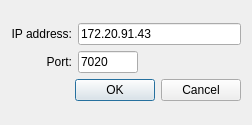
The window that mercury_gui/address_dialog.ui (OE-FET/customxepr) describes before a commit, drawn with Qt 5.
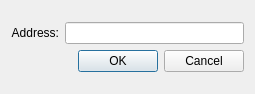
The same window after the commit.

What changed in the file:
```diff
--- a/mercury_gui/address_dialog.ui
+++ b/mercury_gui/address_dialog.ui
@@ -6,8 +6,8 @@
    <rect>
     <x>0</x>
     <y>0</y>
-    <width>252</width>
-    <height>125</height>
+    <width>255</width>
+    <height>94</height>
    </rect>
   </property>
   <property name="windowTitle">
@@ -16,34 +16,24 @@
   <layout class="QVBoxLayout" name="verticalLayout">
    <item>
     <layout class="QGridLayout" name="gridLayout">
-     <item row="1" column="0" alignment="Qt::AlignRight">
-      <widget class="QLabel" name="label_2">
-       <property name="text">
-        <string>Port:</string>
-       </property>
-       <property name="alignment">
-        <set>Qt::AlignRight|Qt::AlignTrailing|Qt::AlignVCenter</set>
-       </property>
-      </widget>
-     </item>
      <item row="0" column="1">
       <widget class="QLineEdit" name="lineEditIP">
        <property name="text">
-        <string>172.20.91.43</string>
+        <string/>
        </property>
       </widget>
      </item>
      <item row="0" column="0" alignment="Qt::AlignRight">
       <widget class="QLabel" name="label">
        <property name="text">
-        <string>IP address:</string>
+        <string>Address:</string>
        </property>
        <property name="alignment">
         <set>Qt::AlignRight|Qt::AlignTrailing|Qt::AlignVCenter</set>
        </property>
       </widget>
      </item>
-     <item row="2" column="0" colspan="2">
+     <item row="1" column="0" colspan="2">
       <widget class="QDialogButtonBox" name="buttonBox">
        <property name="orientation">
         <enum>Qt::Horizontal</enum>
@@ -53,25 +43,6 @@
        </property>
       </widget>
      </item>
-     <item row="1" column="1">
-      <widget class="QLineEdit" name="lineEditPort">
-       <property name="sizePolicy">
-        <sizepolicy hsizetype="Fixed" vsizetype="Fixed">
-         <horstretch>0</horstretch>
-         <verstretch>0</verstretch>
-        </sizepolicy>
-       </property>
-       <property name="maximumSize">
-        <size>
-         <width>60</width>
-         <height>16777215</height>
-        </size>
-       </property>
-       <property name="text">
-        <string>7020</string>
-       </property>
-      </widget>
-     </item>
     </layout>
    </item>
   </layout>
```
Left out of the diff: 2 changed lines with no effect on the pictures.
